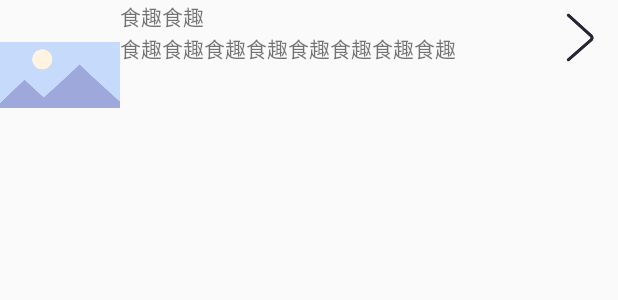
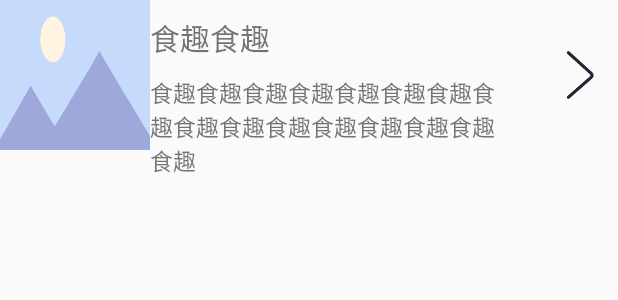
Before and after one commit to tonghua97/Food, an Android app: the layout listview_item_collection.xml on its own in the app's theme, with its tools: preview values and no code run, on a phone screen of 412 x 824 dp. Shown: the top 300 px of the screen. Run offline under Robolectric (Android 15) with nearby library versions, the phone set to English and light mode, and no system bars.

Commit message:
修改收藏2
Signed-off-by: 201403lijing <1098199363@qq.com>

```diff
--- a/MyApplication/app/src/main/res/layout/listview_item_collection.xml
+++ b/MyApplication/app/src/main/res/layout/listview_item_collection.xml
@@ -8,27 +8,32 @@
         android:gravity="fill_vertical">
         <ImageView
             android:id="@+id/Iv_collection"
-        android:layout_width="80dp"
+            android:layout_width="100dp"
             android:layout_height="100dp"
-        android:src="@drawable/img_loading"/>
+            android:src="@drawable/img_loading"
+            android:scaleType="fitXY"/>
         <TextView
+            android:layout_marginTop="10dp"
             android:id="@+id/Tv_collection1"
-        android:layout_width="wrap_content"
+            android:layout_width="230dp"
             android:layout_height="wrap_content"
             android:layout_toRightOf="@id/Iv_collection"
-        android:text="食趣食趣"/>
+            android:text="食趣食趣"
+            android:textSize="20dp"/>
         <TextView
+            android:layout_marginTop="10dp"
             android:id="@+id/Tv_collection2"
-        android:layout_width="wrap_content"
+            android:layout_width="230dp"
             android:layout_height="wrap_content"
             android:layout_toRightOf="@id/Iv_collection"
             android:layout_below="@id/Tv_collection1"
-        android:text="食趣食趣食趣食趣食趣食趣食趣食趣"/>
+            android:textSize="15dp"
+            android:text="食趣食趣食趣食趣食趣食趣食趣食趣食趣食趣食趣食趣食趣食趣食趣食趣"/>
         <ImageView
 
             android:layout_width="50dp"
-        android:layout_height="50dp"
-        android:scaleType="centerInside"
+            android:layout_height="100dp"
+
             android:layout_alignParentRight="true"
             android:src="@drawable/icon_more"/>
     </RelativeLayout>
```
Lines whose indentation alone changed are shown as unchanged.
